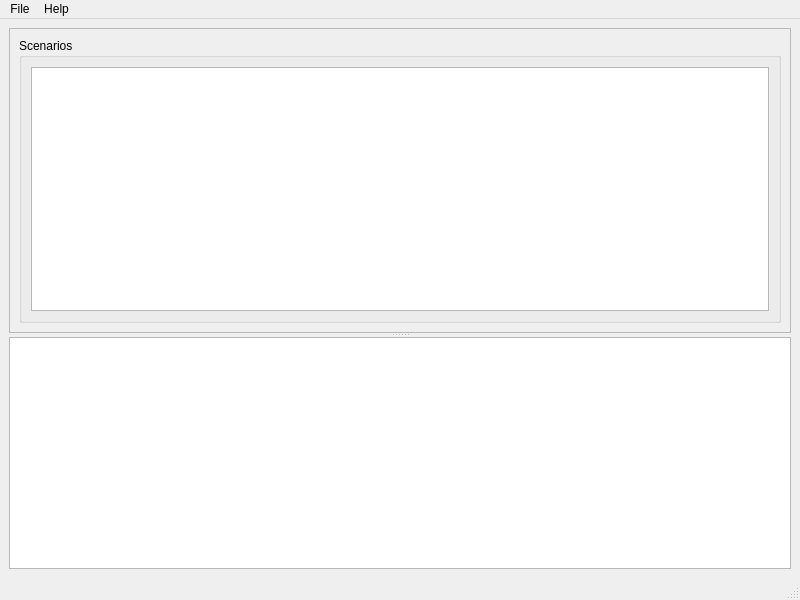
This is spinetoolbox/ui/mainwindowlite.ui in spine-tools/Spine-Toolbox as Qt 5 draws it before an edit. The edited form follows.
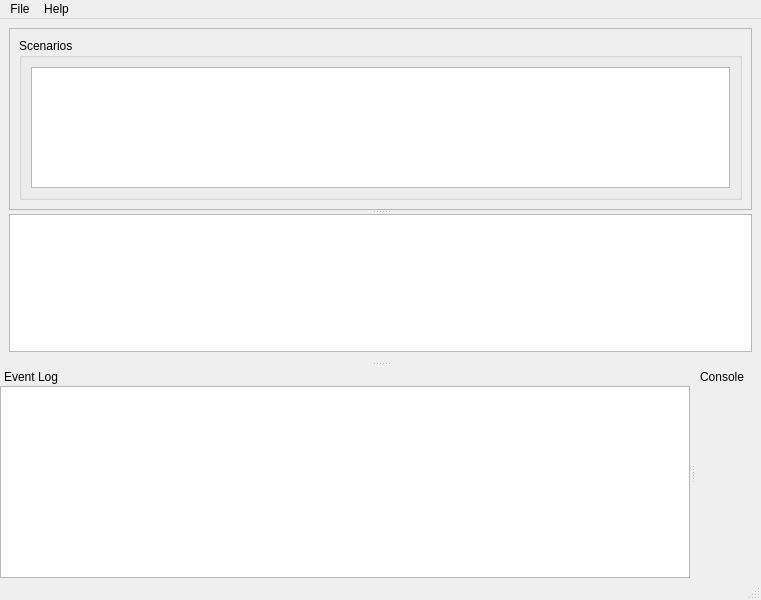
This is the edited form. Icons and pictures are not drawn. Custom widgets are drawn as their Qt base class.

Commit message: Add Event Log to User Mode

```diff
--- a/spinetoolbox/ui/mainwindowlite.ui
+++ b/spinetoolbox/ui/mainwindowlite.ui
@@ -19,7 +19,7 @@
    <rect>
     <x>0</x>
     <y>0</y>
-    <width>800</width>
+    <width>761</width>
     <height>600</height>
    </rect>
   </property>
@@ -48,8 +48,8 @@
          <rect>
           <x>0</x>
           <y>0</y>
-          <width>780</width>
-          <height>293</height>
+          <width>741</width>
+          <height>169</height>
          </rect>
         </property>
         <layout class="QHBoxLayout" name="horizontalLayout">
@@ -104,7 +104,7 @@
     <rect>
      <x>0</x>
      <y>0</y>
-     <width>800</width>
+     <width>761</width>
      <height>33</height>
     </rect>
    </property>
@@ -122,6 +122,54 @@
    <addaction name="menuHelp"/>
   </widget>
   <widget class="QStatusBar" name="statusbar"/>
+  <widget class="QDockWidget" name="dockWidget_event_log">
+   <property name="features">
+    <set>QDockWidget::DockWidgetFeature::NoDockWidgetFeatures</set>
+   </property>
+   <property name="allowedAreas">
+    <set>Qt::DockWidgetArea::BottomDockWidgetArea</set>
+   </property>
+   <property name="windowTitle">
+    <string>Event Log</string>
+   </property>
+   <attribute name="dockWidgetArea">
+    <number>8</number>
+   </attribute>
+   <widget class="QWidget" name="dockWidgetContents">
+    <layout class="QVBoxLayout" name="verticalLayout_3">
+     <property name="leftMargin">
+      <number>0</number>
+     </property>
+     <property name="topMargin">
+      <number>0</number>
+     </property>
+     <property name="rightMargin">
+      <number>0</number>
+     </property>
+     <property name="bottomMargin">
+      <number>0</number>
+     </property>
+     <item>
+      <widget class="CustomQTextBrowserLite" name="textBrowser"/>
+     </item>
+    </layout>
+   </widget>
+  </widget>
+  <widget class="QDockWidget" name="dockWidget_console">
+   <property name="features">
+    <set>QDockWidget::DockWidgetFeature::NoDockWidgetFeatures</set>
+   </property>
+   <property name="allowedAreas">
+    <set>Qt::DockWidgetArea::BottomDockWidgetArea</set>
+   </property>
+   <property name="windowTitle">
+    <string>Console</string>
+   </property>
+   <attribute name="dockWidgetArea">
+    <number>8</number>
+   </attribute>
+   <widget class="QWidget" name="dockWidgetContents_2"/>
+  </widget>
   <action name="actionSwitch_to_design_mode">
    <property name="icon">
     <iconset resource="resources/resources_icons.qrc">
@@ -180,6 +228,11 @@
    <extends>QGraphicsView</extends>
    <header>spinetoolbox/widgets/custom_qgraphicsviews.h</header>
   </customwidget>
+  <customwidget>
+   <class>CustomQTextBrowserLite</class>
+   <extends>QTextBrowser</extends>
+   <header>spinetoolbox/widgets/custom_qtextbrowser.h</header>
+  </customwidget>
  </customwidgets>
  <resources>
   <include location="resources/resources_icons.qrc"/>
```
Left out of the diff: 22 changed lines with no effect on the pictures. The commit also changes 10 other files.
